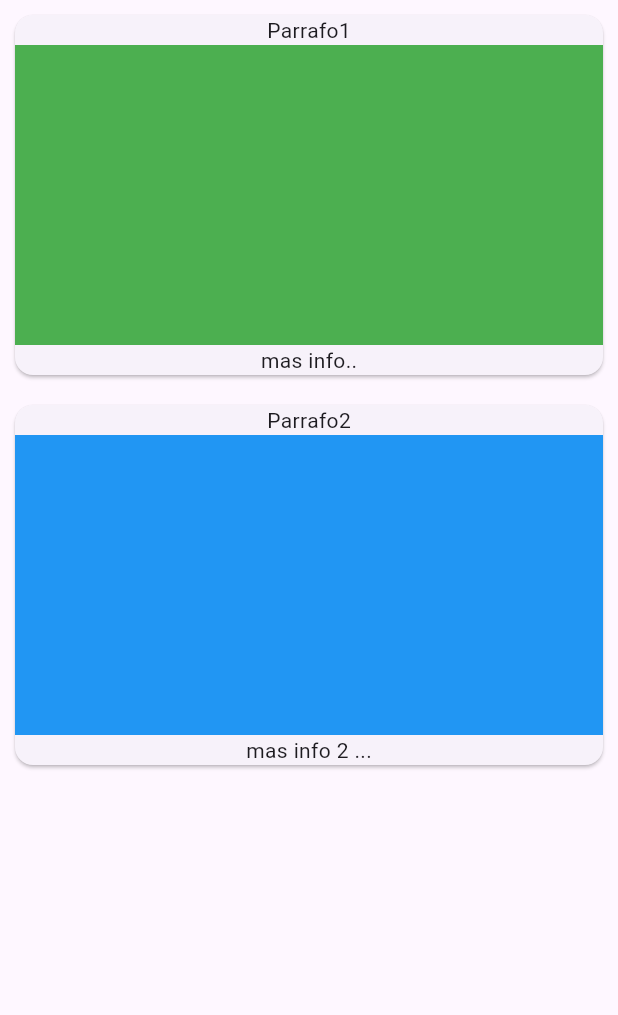
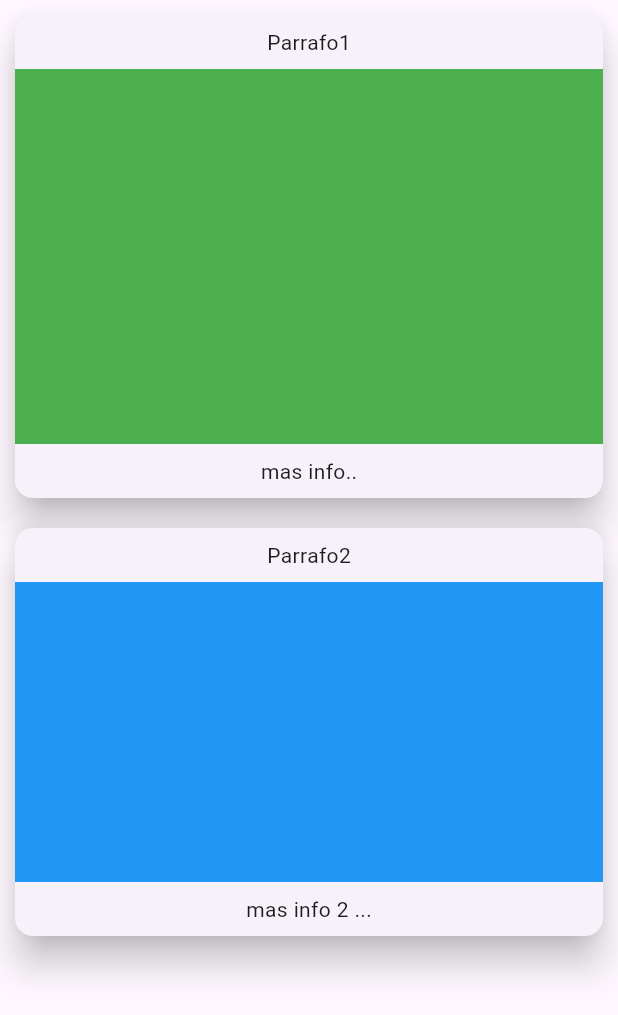
Before and after one commit to DavidEmmanuelPerezGarcia/Practica_flutter, a Flutter app: the MyCardsPractica widget shown alone on an empty page, opened directly, on a phone screen of 412 x 824 dp. Shown: the top 1015 px of the screen. Run offline on Flutter 3.47's test engine with Material 3 defaults, Android fonts, the phone set to English and light mode, and no system bars.

Commit message:
se agrego paddings a los hijos de Text en el Card

```diff
--- a/lib/src/pages/myPractica01/my_cards.dart
+++ b/lib/src/pages/myPractica01/my_cards.dart
@@ -15,11 +15,12 @@ class MyCardsPractica extends StatelessWidget{
       itemBuilder: (context,i){
         return Card(
           margin: const EdgeInsets.all(10.0),
+          elevation: 10.0,
           child: Column(
             children: [
-              Text(myListCards[i].title),
+              Padding(padding: const EdgeInsets.all(8.0), child: Text(myListCards[i].title)),
               myListCards[i].contain,
-              Text(myListCards[i].text)
+              Padding(padding: const EdgeInsets.all(8.0), child: Text(myListCards[i].text))
             ],
           ),
         );
--- a/lib/src/utils/practica01/list_my_cards.dart
+++ b/lib/src/utils/practica01/list_my_cards.dart
@@ -6,7 +6,7 @@ class ListMyCards{
     ListCards(
       title: 'Parrafo1',
       contain: Container(
-        height: 200.0,
+        height: 250.0,
         color: Colors.green,
       ),
       text: 'mas info..'
```
